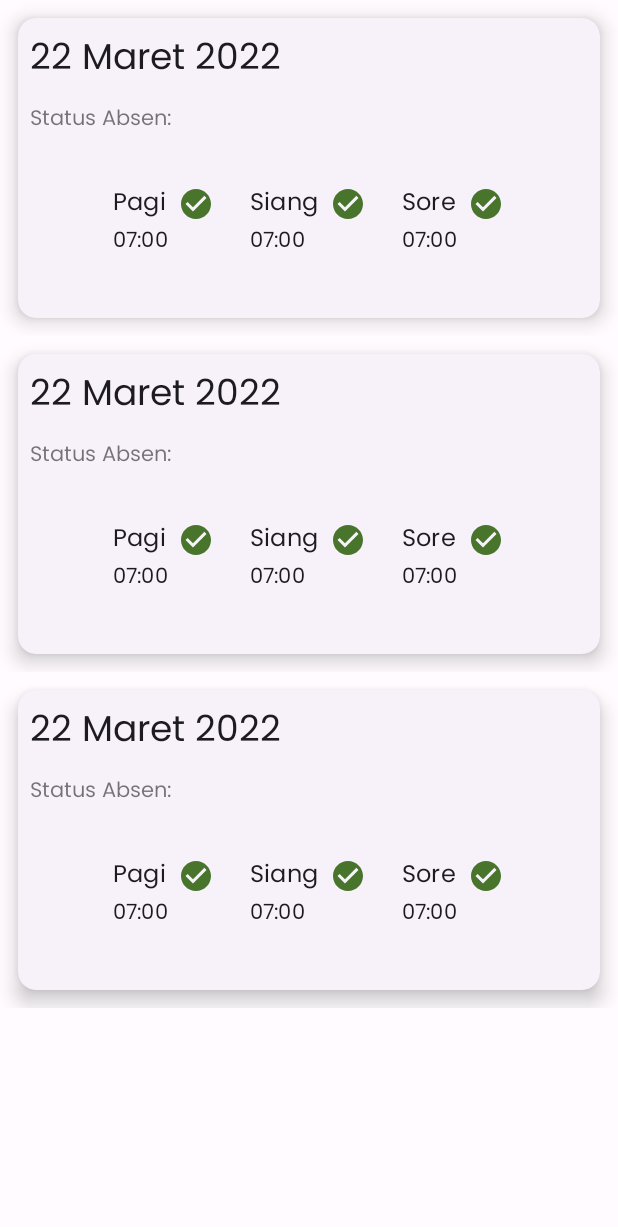
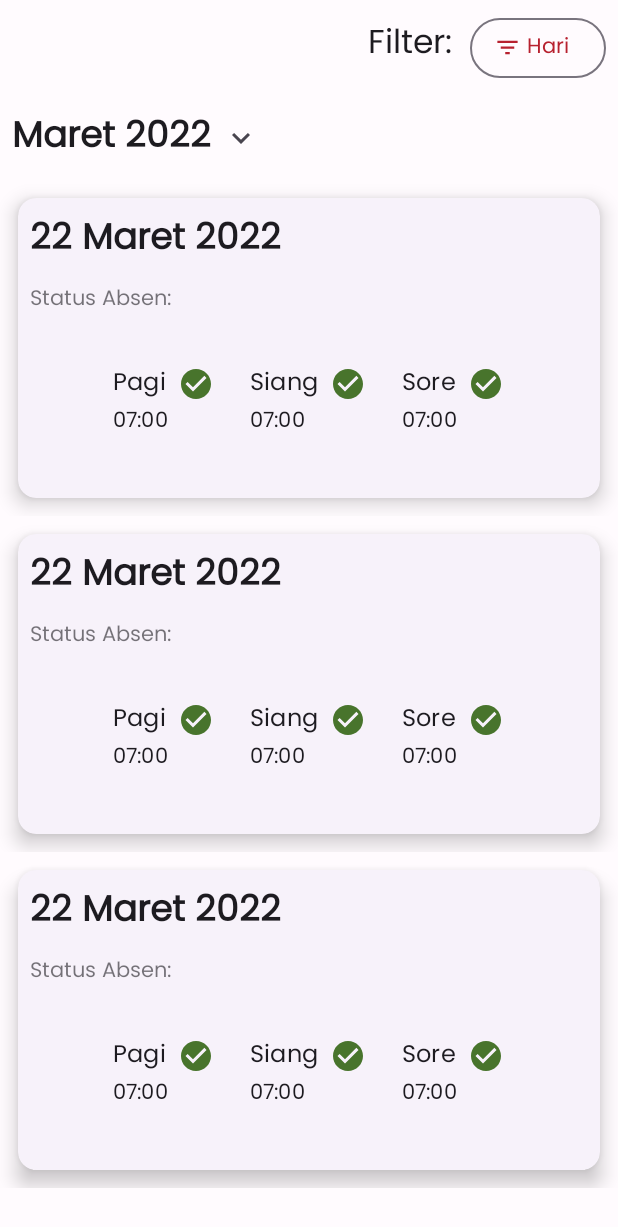
Before and after one commit to rmaprojects/Absen-Online-native, an Android app: the layout fragment_history.xml on its own in the app's theme, with its tools: preview values and no code run, on a phone screen of 412 x 824 dp. Shown: the top 1227 px of the screen. Run offline under Robolectric (Android 15) with nearby library versions, the phone set to English and light mode, and no system bars.

Commit message:
update history

```diff
--- /dev/null
+++ b/app/src/main/res/drawable/ic_baseline_filter_list_24.xml
@@ -0,0 +1,10 @@
+<vector xmlns:android="http://schemas.android.com/apk/res/android"
+    android:width="24dp"
+    android:height="24dp"
+    android:viewportWidth="24"
+    android:viewportHeight="24"
+    android:tint="?attr/colorControlNormal">
+  <path
+      android:fillColor="@android:color/white"
+      android:pathData="M10,18h4v-2h-4v2zM3,6v2h18L21,6L3,6zM6,13h12v-2L6,11v2z"/>
+</vector>
--- /dev/null
+++ b/app/src/main/res/drawable/ic_baseline_keyboard_arrow_down_24.xml
@@ -0,0 +1,10 @@
+<vector xmlns:android="http://schemas.android.com/apk/res/android"
+    android:width="24dp"
+    android:height="24dp"
+    android:viewportWidth="24"
+    android:viewportHeight="24"
+    android:tint="?attr/colorControlNormal">
+  <path
+      android:fillColor="@android:color/white"
+      android:pathData="M7.41,8.59L12,13.17l4.59,-4.58L18,10l-6,6 -6,-6 1.41,-1.41z"/>
+</vector>
--- a/app/src/main/res/layout/fragment_history.xml
+++ b/app/src/main/res/layout/fragment_history.xml
@@ -1,15 +1,48 @@
 <?xml version="1.0" encoding="utf-8"?>
-<FrameLayout xmlns:android="http://schemas.android.com/apk/res/android"
+<LinearLayout xmlns:android="http://schemas.android.com/apk/res/android"
     android:layout_width="match_parent"
     xmlns:app="http://schemas.android.com/apk/res-auto"
     xmlns:tools="http://schemas.android.com/tools"
     android:orientation="vertical"
     android:layout_height="match_parent">
 
+    <LinearLayout
+        android:layout_width="match_parent"
+        android:layout_height="wrap_content"
+        android:layout_margin="8dp"
+        android:gravity="end"
+        android:orientation="horizontal">
+
+        <com.google.android.material.textview.MaterialTextView
+            android:layout_width="wrap_content"
+            android:layout_height="wrap_content"
+            android:layout_marginEnd="12dp"
+            android:textAppearance="@style/TextAppearance.Material3.TitleLarge"
+            android:text="Filter:" />
+
+        <com.google.android.material.button.MaterialButton
+            android:layout_width="wrap_content"
+            android:layout_height="wrap_content"
+            android:text="Hari"
+            style="@style/Widget.Material3.Button.OutlinedButton.Icon"
+            app:icon="@drawable/ic_baseline_filter_list_24" />
+    </LinearLayout>
+
+    <com.google.android.material.textview.MaterialTextView
+        android:layout_width="wrap_content"
+        android:text="Maret 2022"
+        android:textStyle="bold"
+        android:drawablePadding="8dp"
+        android:drawableEnd="@drawable/ic_baseline_keyboard_arrow_down_24"
+        android:layout_margin="8dp"
+        android:textAppearance="@style/TextAppearance.Material3.HeadlineSmall"
+        android:layout_height="wrap_content"/>
+
     <androidx.recyclerview.widget.RecyclerView
+        android:id="@+id/recyclerView"
         android:layout_width="match_parent"
-        tools:listitem="@layout/item_history"
+        android:layout_height="match_parent"
         app:layoutManager="androidx.recyclerview.widget.LinearLayoutManager"
-        android:layout_height="match_parent"/>
+        tools:listitem="@layout/item_history" />
 
-</FrameLayout>
+</LinearLayout>
--- a/app/src/main/res/layout/item_history.xml
+++ b/app/src/main/res/layout/item_history.xml
@@ -21,6 +21,7 @@
             <com.google.android.material.textview.MaterialTextView
                 android:layout_width="match_parent"
                 android:text="22 Maret 2022"
+                android:textStyle="bold"
                 android:textAppearance="@style/TextAppearance.Material3.HeadlineSmall"
                 android:layout_height="wrap_content"/>
             <com.google.android.material.textview.MaterialTextView
```
